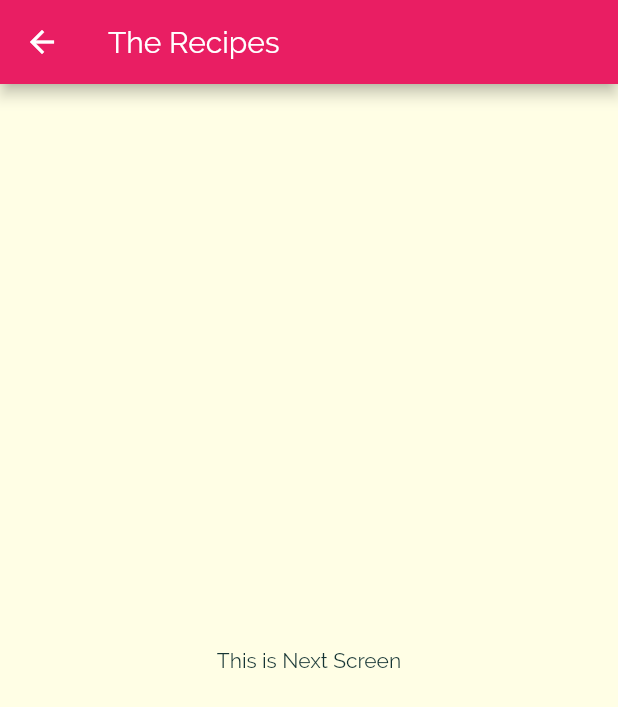
After one commit to parimal5/Daily-Meals-App, a Flutter app: the screen it shows after launch, after a tap on "Italian", on a phone screen of 412 x 824 dp. The commit adds this screen. Shown: the top 707 px of the screen. Run offline on Flutter 3.47's test engine with Material 2 defaults, Android fonts, the phone set to English and light mode, and no system bars.

Commit message:
Added New Recipes Page

```diff
--- a/lib/category_item.dart
+++ b/lib/category_item.dart
@@ -1,4 +1,5 @@
 import 'package:flutter/material.dart';
+import 'package:myfood/category_meal_screen.dart';
 
 class CategoryItem extends StatelessWidget {
   final String title;
@@ -6,9 +7,23 @@ class CategoryItem extends StatelessWidget {
 
   CategoryItem(this.title, this.color);
 
+  void selectCatogory(BuildContext ctx) {
+    Navigator.of(ctx).push(
+      MaterialPageRoute(
+        builder: (_) {
+          return CatagoryMealsScreen();
+        },
+      ),
+    );
+  }
+
   @override
   Widget build(BuildContext context) {
-    return Container(
+    return InkWell(
+      onTap: () => selectCatogory(context),
+      splashColor: Theme.of(context).primaryColor,
+      borderRadius: BorderRadius.circular(15),
+      child: Container(
         padding: const EdgeInsets.all(15),
         child: Text(
           title,
@@ -25,6 +40,7 @@ class CategoryItem extends StatelessWidget {
           ),
           borderRadius: BorderRadius.circular(15),
         ),
+      ),
     );
   }
 }
--- /dev/null
+++ b/lib/category_meal_screen.dart
@@ -0,0 +1,15 @@
+import 'package:flutter/material.dart';
+
+class CatagoryMealsScreen extends StatelessWidget {
+  @override
+  Widget build(BuildContext context) {
+    return Scaffold(
+      appBar: AppBar(
+        title: Text('The Recipes'),
+      ),
+      body: Center(
+        child: Text('This is Next Screen'),
+      ),
+    );
+  }
+}
```
Lines whose indentation alone changed are shown as unchanged.
